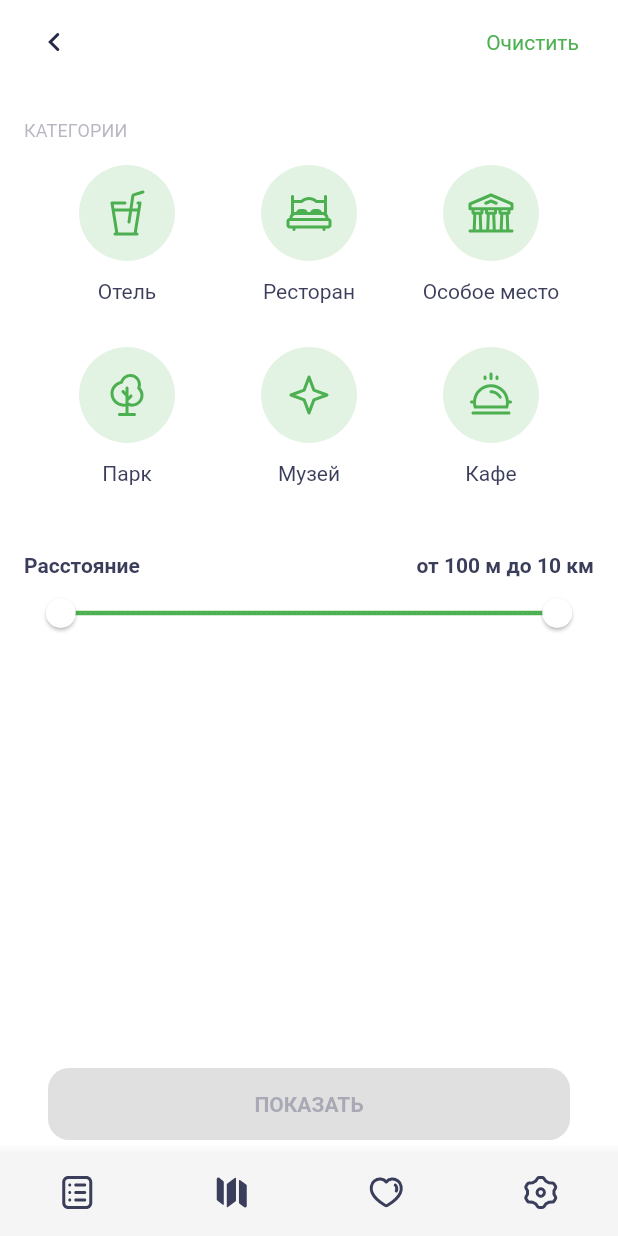
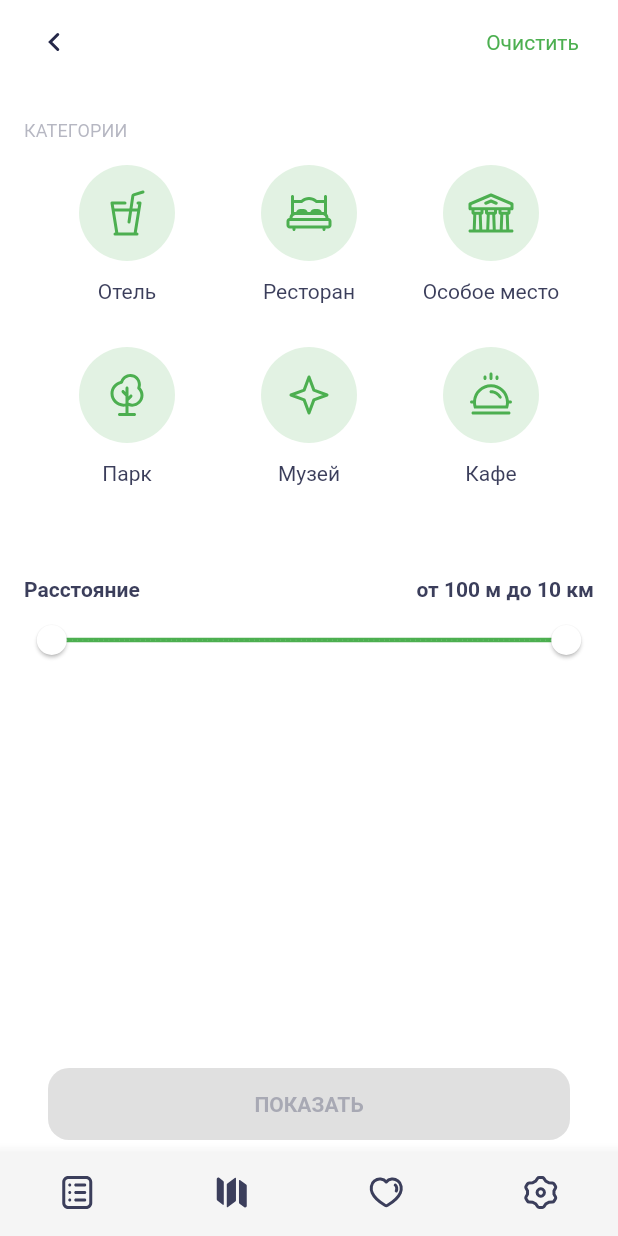
Before and after one commit to Jevilll/surf-flutter-course-likholetov, a Flutter app: the screen it shows after launch, item 2 of the bottom bar chosen, on a phone screen of 412 x 824 dp. Run offline on Flutter 3.47's test engine with Material 2 defaults, Android fonts, the phone set to English and light mode, and no system bars; our stand-ins replace cached_network_image, flutter_svg, logger; missing offline and left inert: gradient_progress_indicator; network calls fail; project files that could hold a hidden picture were left out.

Commit message:
9-2 адаптировал категории под размер экрана

```diff
--- a/lib/ui/screen/filters_screen.dart
+++ b/lib/ui/screen/filters_screen.dart
@@ -106,7 +106,9 @@ class _FiltersScreenState extends State<FiltersScreen> {
                   },
                 ),
               ),
-              Row(
+              Padding(
+                padding: const EdgeInsets.only(top: 16),
+                child: Row(
                   mainAxisAlignment: MainAxisAlignment.spaceBetween,
                   children: [
                     const Text(AppStrings.distance),
@@ -115,7 +117,14 @@ class _FiltersScreenState extends State<FiltersScreen> {
                     ),
                   ],
                 ),
-              RangeSlider(
+              ),
+              Padding(
+                padding: const EdgeInsets.only(left: 8, top: 16, right: 8),
+                child: SliderTheme(
+                  data: SliderTheme.of(context).copyWith(
+                    overlayShape: SliderComponentShape.noOverlay,
+                  ),
+                  child: RangeSlider(
                     min: 100,
                     max: 10000,
                     values: values,
@@ -125,6 +134,8 @@ class _FiltersScreenState extends State<FiltersScreen> {
                         values = newRange;
                       });
                     },
+                  ),
+                ),
               ),
               const Spacer(),
               CountButtonText(
@@ -192,10 +203,13 @@ class _CategoriesGridState extends State<CategoriesGrid> {
   @override
   Widget build(BuildContext context) {
     final selected = SelectedCategories.of(context).selected;
+    final isHighResolution = MediaQuery.of(context).size.height *
+            MediaQuery.of(context).devicePixelRatio > 800;
 
     return Padding(
       padding: const EdgeInsets.symmetric(horizontal: 8, vertical: 16),
-      child: GridView.builder(
+      child: isHighResolution
+          ? GridView.builder(
               physics: const NeverScrollableScrollPhysics(),
               itemCount: widget._categories.length,
               shrinkWrap: true,
@@ -210,6 +224,26 @@ class _CategoriesGridState extends State<CategoriesGrid> {
                     selected[index] = !selected[index];
                     widget.onPressed();
                   });
+                },
+              ),
+            )
+          : SizedBox(
+              height: 92,
+              child: ListView.builder(
+                physics: const BouncingScrollPhysics(),
+                scrollDirection: Axis.horizontal,
+                itemCount: widget._categories.length,
+                itemBuilder: (context, index) {
+                  return CategoryItem(
+                    widget._categories[index],
+                    isSelected: selected[index],
+                    onTap: () {
+                      setState(() {
+                        selected[index] = !selected[index];
+                        widget.onPressed();
+                      });
+                    },
+                  );
                 },
               ),
             ),
--- a/lib/ui/widget/check_box/category_item.dart
+++ b/lib/ui/widget/check_box/category_item.dart
@@ -10,14 +10,21 @@ class CategoryItem extends StatelessWidget {
   final bool isSelected;
   final VoidCallback onTap;
 
-  const CategoryItem(this.category, {required this.isSelected, required this.onTap, Key? key})
-      : super(key: key);
+  const CategoryItem(
+    this.category, {
+    required this.isSelected,
+    required this.onTap,
+    Key? key,
+  }) : super(key: key);
 
   @override
   Widget build(BuildContext context) {
     final theme = Theme.of(context);
 
-    return Column(
+    return SizedBox(
+      height: 96,
+      width: 92,
+      child: Column(
         children: [
           Stack(
             children: [
@@ -52,6 +59,7 @@ class CategoryItem extends StatelessWidget {
             ),
           ),
         ],
+      ),
     );
   }
 }
```
Lines whose indentation alone changed are shown as unchanged.
